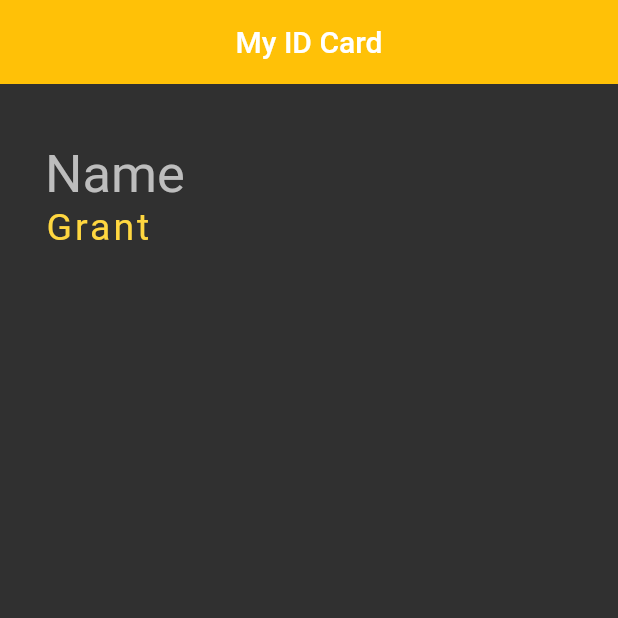
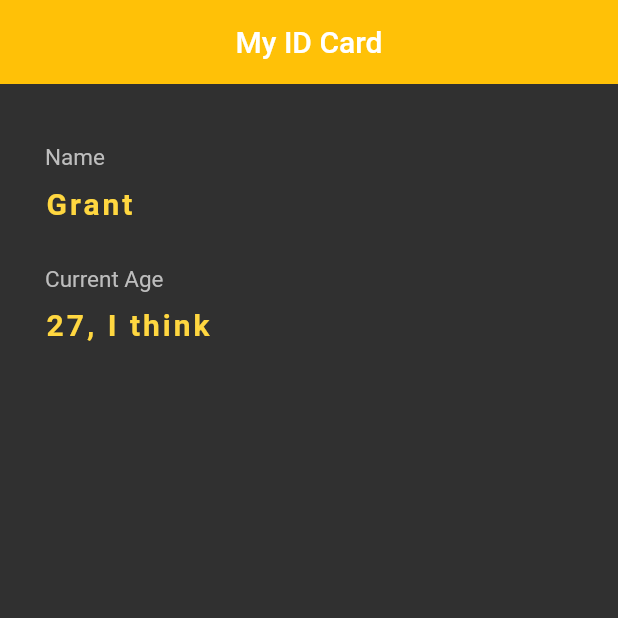
Before and after one commit to Grant-Shaw/Flutter-Practice-App, a Flutter app: the screen it shows after launch, on a phone screen of 412 x 824 dp, the top half of it. Run offline on Flutter 3.47's test engine with Material 2 defaults, Android fonts, the phone set to English and light mode, and no system bars.

Commit message:
Font weight changes and new text boxes

```diff
--- a/lib/main.dart
+++ b/lib/main.dart
@@ -23,17 +23,38 @@ class IdCard extends StatelessWidget{
             Text('Name',
             style: TextStyle(
               color: Colors.grey[400],
-              fontSize: 35,
+              fontSize: 15,
             )
             ),
+            SizedBox(height: 10.0),
             Text(
               'Grant',
               style: TextStyle(
                 color: Colors.amberAccent,
+                fontWeight: FontWeight.bold,
                 letterSpacing: 2.0,
-                fontSize: 25,
+                fontSize: 20,
               ),
+            ),
+            SizedBox(height: 30),
+            Text('Current Age',
+            style: TextStyle(
+              color: Colors.grey[400],
+              fontSize: 15,
             )
+            ),
+            SizedBox(height: 10.0),
+            Text(
+              '27, I think',
+              style: TextStyle(
+                color: Colors.amberAccent,
+                fontWeight: FontWeight.bold,
+                letterSpacing: 2.0,
+                fontSize: 20,
+              ),
+            ),
+            SizedBox(height: 30.0),
+
           ],
           )
 
```
